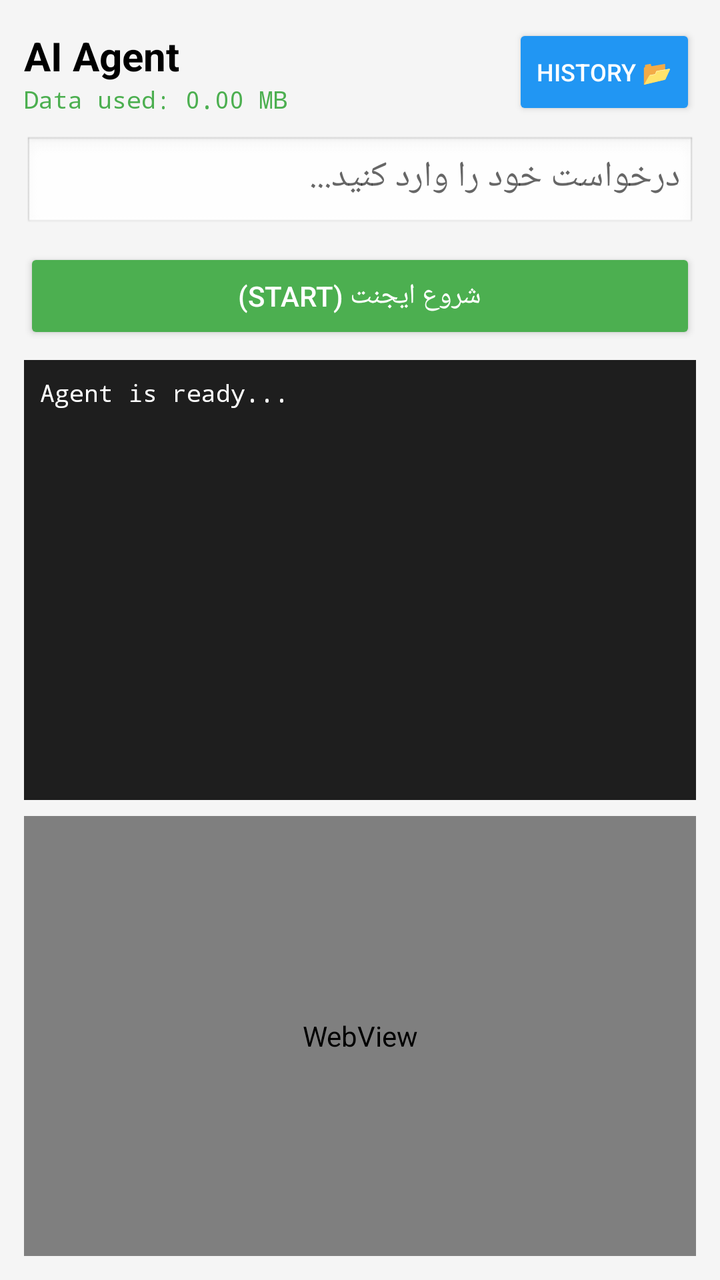
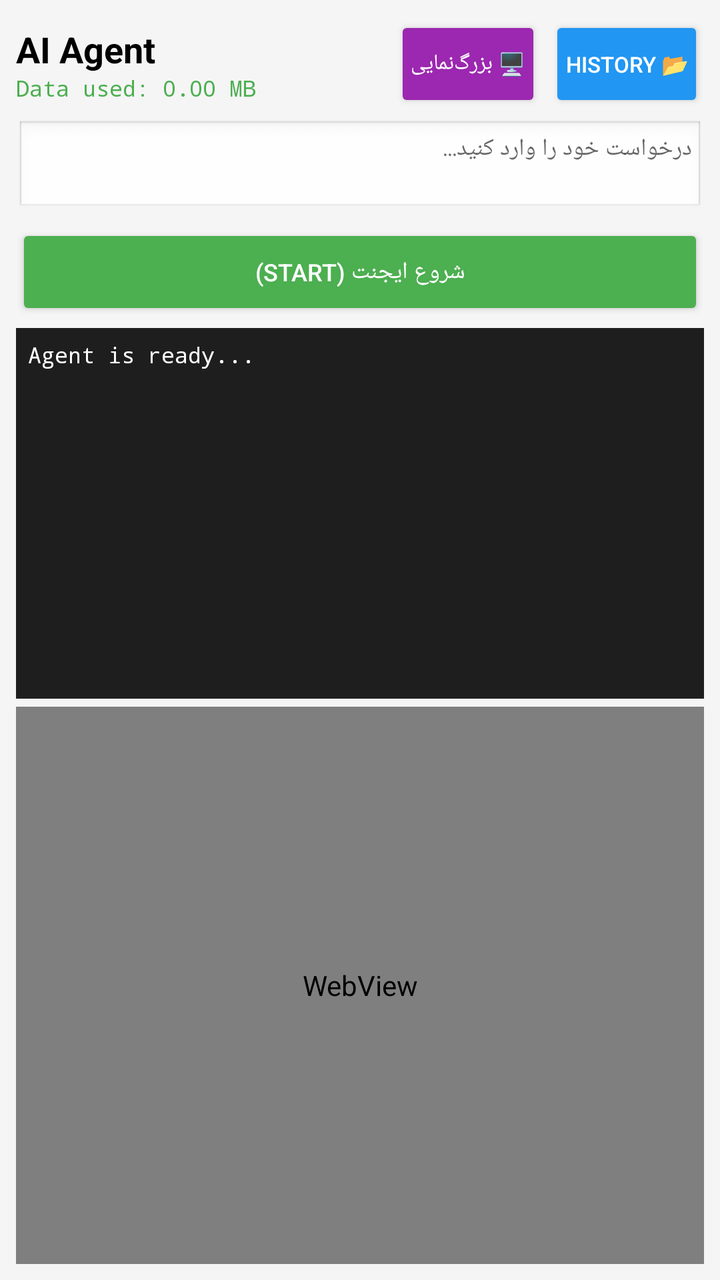

An Android layout rendered at two revisions. The XML below is the earlier revision; the diff shows what the commit changed to produce the second picture.
<!-- AndroidManifest.xml: application theme AppTheme -->
<!-- res/layout/activity_agent.xml -->
<?xml version="1.0" encoding="utf-8"?>
<LinearLayout xmlns:android="http://schemas.android.com/apk/res/android"
    android:layout_width="match_parent"
    android:layout_height="match_parent"
    android:orientation="vertical"
    android:padding="12dp"
    android:background="#F5F5F5">

    
    <LinearLayout
        android:layout_width="match_parent"
        android:layout_height="wrap_content"
        android:orientation="horizontal"
        android:gravity="center_vertical"
        android:layout_marginBottom="8dp">

        <LinearLayout
            android:layout_width="0dp"
            android:layout_height="wrap_content"
            android:layout_weight="1"
            android:orientation="vertical">

            <TextView
                android:layout_width="wrap_content"
                android:layout_height="wrap_content"
                android:text="AI Agent"
                android:textSize="20sp"
                android:textStyle="bold"
                android:textColor="#000000"/>

            
            <TextView
                android:id="@+id/tv_data_usage"
                android:layout_width="wrap_content"
                android:layout_height="wrap_content"
                android:text="Data used: 0.00 MB"
                android:textSize="12sp"
                android:textColor="#4CAF50"
                android:fontFamily="monospace" />
        </LinearLayout>

        <Button
            android:id="@+id/btn_agent_history"
            android:layout_width="wrap_content"
            android:layout_height="wrap_content"
            android:text="History 📂"
            android:textSize="12sp"
            android:backgroundTint="#2196F3"
            android:textColor="#FFFFFF" />
    </LinearLayout>

    
    <EditText
        android:id="@+id/et_agent_prompt"
        android:layout_width="match_parent"
        android:layout_height="wrap_content"
        android:hint="درخواست خود را وارد کنید..."
        android:minLines="1"
        android:maxLines="3"
        android:scrollbars="vertical"
        android:inputType="textMultiLine"
        android:gravity="top|start"
        android:background="@android:drawable/edit_text"
        android:padding="8dp"
        android:layout_marginBottom="8dp"/>

    
    <LinearLayout
        android:layout_width="match_parent"
        android:layout_height="wrap_content"
        android:orientation="horizontal"
        android:layout_marginBottom="8dp">

        <Button
            android:id="@+id/btn_agent_start"
            android:layout_width="0dp"
            android:layout_height="wrap_content"
            android:layout_weight="1"
            android:text="شروع ایجنت (Start)"
            android:backgroundTint="#4CAF50"
            android:textColor="#FFFFFF" />

        <Button
            android:id="@+id/btn_agent_stop"
            android:layout_width="wrap_content"
            android:layout_height="wrap_content"
            android:layout_marginStart="8dp"
            android:text="توقف (Stop)"
            android:backgroundTint="#F44336"
            android:textColor="#FFFFFF"
            android:visibility="gone" />
    </LinearLayout>

    
    <LinearLayout
        android:layout_width="match_parent"
        android:layout_height="wrap_content"
        android:orientation="horizontal"
        android:gravity="center_vertical"
        android:layout_marginBottom="8dp"
        android:visibility="gone"
        android:id="@+id/layout_progress">

        <TextView
            android:id="@+id/tv_progress_percent"
            android:layout_width="wrap_content"
            android:layout_height="wrap_content"
            android:text="0%"
            android:textStyle="bold"
            android:textColor="#2196F3"
            android:textSize="16sp"
            android:layout_marginEnd="8dp"/>

        <ProgressBar
            android:id="@+id/pb_task_progress"
            style="?android:attr/progressBarStyleHorizontal"
            android:layout_width="0dp"
            android:layout_height="wrap_content"
            android:layout_weight="1"
            android:max="100"
            android:progress="0"
            android:progressTint="#2196F3" />
    </LinearLayout>

    
    <TextView
        android:id="@+id/tv_agent_status"
        android:layout_width="match_parent"
        android:layout_height="wrap_content"
        android:text=""
        android:textColor="#2196F3"
        android:textSize="14sp"
        android:fontFamily="monospace"
        android:padding="4dp"
        android:layout_marginBottom="4dp"
        android:visibility="gone" />

    
    <ScrollView
        android:layout_width="match_parent"
        android:layout_height="0dp"
        android:layout_weight="1"
        android:background="#1E1E1E"
        android:padding="8dp"
        android:layout_marginBottom="8dp">

        <TextView
            android:id="@+id/tv_agent_log"
            android:layout_width="match_parent"
            android:layout_height="wrap_content"
            android:textColor="#FFFFFF"
            android:fontFamily="monospace"
            android:textSize="12sp"
            android:text="Agent is ready..." />
    </ScrollView>

    
    <FrameLayout
        android:layout_width="match_parent"
        android:layout_height="0dp"
        android:layout_weight="1"
        android:background="#FFFFFF">
        <WebView
            android:id="@+id/agent_webview"
            android:layout_width="match_parent"
            android:layout_height="match_parent"
            android:background="#FFFFFF" />
        <ProgressBar
            android:id="@+id/agent_progress"
            android:layout_width="wrap_content"
            android:layout_height="wrap_content"
            android:layout_gravity="center"
            android:visibility="gone" />
    </FrameLayout>
</LinearLayout>
<!-- resources referenced by this layout -->
<resources>
  <style name="AppTheme" parent="@android:style/Theme.Material.Light.NoActionBar">
          <item name="android:statusBarColor">#FFFFFF</item>
          <item name="android:windowLightStatusBar">true</item>
          <item name="android:navigationBarColor">#FFFFFF</item>
      </style>
</resources>

<!-- the commit's change to res/layout/activity_agent.xml (unified diff, before → after) -->
@@ -3,7 +3,7 @@
     android:layout_width="match_parent"
     android:layout_height="match_parent"
     android:orientation="vertical"
-    android:padding="12dp"
+    android:padding="8dp"
     android:background="#F5F5F5">
 
     
@@ -12,7 +12,7 @@
         android:layout_height="wrap_content"
         android:orientation="horizontal"
         android:gravity="center_vertical"
-        android:layout_marginBottom="8dp">
+        android:layout_marginBottom="4dp">
 
         <LinearLayout
             android:layout_width="0dp"
@@ -24,27 +24,40 @@
                 android:layout_width="wrap_content"
                 android:layout_height="wrap_content"
                 android:text="AI Agent"
-                android:textSize="20sp"
+                android:textSize="18sp"
                 android:textStyle="bold"
                 android:textColor="#000000"/>
 
-            
             <TextView
                 android:id="@+id/tv_data_usage"
                 android:layout_width="wrap_content"
                 android:layout_height="wrap_content"
                 android:text="Data used: 0.00 MB"
-                android:textSize="12sp"
+                android:textSize="11sp"
                 android:textColor="#4CAF50"
                 android:fontFamily="monospace" />
         </LinearLayout>
+
+        <Button
+            android:id="@+id/btn_toggle_view"
+            android:layout_width="wrap_content"
+            android:layout_height="wrap_content"
+            android:text="🖥️ بزرگ‌نمایی"
+            android:textSize="11sp"
+            android:minWidth="0dp"
+            android:paddingHorizontal="8dp"
+            android:layout_marginEnd="4dp"
+            android:backgroundTint="#9C27B0"
+            android:textColor="#FFFFFF" />
 
         <Button
             android:id="@+id/btn_agent_history"
             android:layout_width="wrap_content"
             android:layout_height="wrap_content"
             android:text="History 📂"
-            android:textSize="12sp"
+            android:textSize="11sp"
+            android:minWidth="0dp"
+            android:paddingHorizontal="8dp"
             android:backgroundTint="#2196F3"
             android:textColor="#FFFFFF" />
     </LinearLayout>
@@ -61,15 +74,16 @@
         android:inputType="textMultiLine"
         android:gravity="top|start"
         android:background="@android:drawable/edit_text"
-        android:padding="8dp"
-        android:layout_marginBottom="8dp"/>
+        android:padding="6dp"
+        android:textSize="12sp"
+        android:layout_marginBottom="4dp"/>
 
     
     <LinearLayout
         android:layout_width="match_parent"
         android:layout_height="wrap_content"
         android:orientation="horizontal"
-        android:layout_marginBottom="8dp">
+        android:layout_marginBottom="4dp">
 
         <Button
             android:id="@+id/btn_agent_start"
@@ -77,6 +91,7 @@
             android:layout_height="wrap_content"
             android:layout_weight="1"
             android:text="شروع ایجنت (Start)"
+            android:textSize="12sp"
             android:backgroundTint="#4CAF50"
             android:textColor="#FFFFFF" />
 
@@ -84,8 +99,9 @@
             android:id="@+id/btn_agent_stop"
             android:layout_width="wrap_content"
             android:layout_height="wrap_content"
-            android:layout_marginStart="8dp"
+            android:layout_marginStart="4dp"
             android:text="توقف (Stop)"
+            android:textSize="12sp"
             android:backgroundTint="#F44336"
             android:textColor="#FFFFFF"
             android:visibility="gone" />
@@ -97,10 +113,9 @@
         android:layout_height="wrap_content"
         android:orientation="horizontal"
         android:gravity="center_vertical"
-        android:layout_marginBottom="8dp"
+        android:layout_marginBottom="4dp"
         android:visibility="gone"
         android:id="@+id/layout_progress">
-
         <TextView
             android:id="@+id/tv_progress_percent"
             android:layout_width="wrap_content"
@@ -108,9 +123,8 @@
             android:text="0%"
             android:textStyle="bold"
             android:textColor="#2196F3"
-            android:textSize="16sp"
-            android:layout_marginEnd="8dp"/>
-
+            android:textSize="14sp"
+            android:layout_marginEnd="6dp"/>
         <ProgressBar
             android:id="@+id/pb_task_progress"
             style="?android:attr/progressBarStyleHorizontal"
@@ -122,27 +136,27 @@
             android:progressTint="#2196F3" />
     </LinearLayout>
 
-    
     <TextView
         android:id="@+id/tv_agent_status"
         android:layout_width="match_parent"
         android:layout_height="wrap_content"
         android:text=""
         android:textColor="#2196F3"
-        android:textSize="14sp"
+        android:textSize="12sp"
         android:fontFamily="monospace"
-        android:padding="4dp"
-        android:layout_marginBottom="4dp"
+        android:padding="2dp"
+        android:layout_marginBottom="2dp"
         android:visibility="gone" />
 
     
     <ScrollView
+        android:id="@+id/scroll_logs"
         android:layout_width="match_parent"
         android:layout_height="0dp"
         android:layout_weight="1"
         android:background="#1E1E1E"
-        android:padding="8dp"
-        android:layout_marginBottom="8dp">
+        android:padding="6dp"
+        android:layout_marginBottom="4dp">
 
         <TextView
             android:id="@+id/tv_agent_log"
@@ -150,15 +164,16 @@
             android:layout_height="wrap_content"
             android:textColor="#FFFFFF"
             android:fontFamily="monospace"
-            android:textSize="12sp"
+            android:textSize="11sp"
             android:text="Agent is ready..." />
     </ScrollView>
 
     
     <FrameLayout
+        android:id="@+id/frame_webview"
         android:layout_width="match_parent"
         android:layout_height="0dp"
-        android:layout_weight="1"
+        android:layout_weight="1.5"
         android:background="#FFFFFF">
         <WebView
             android:id="@+id/agent_webview"
